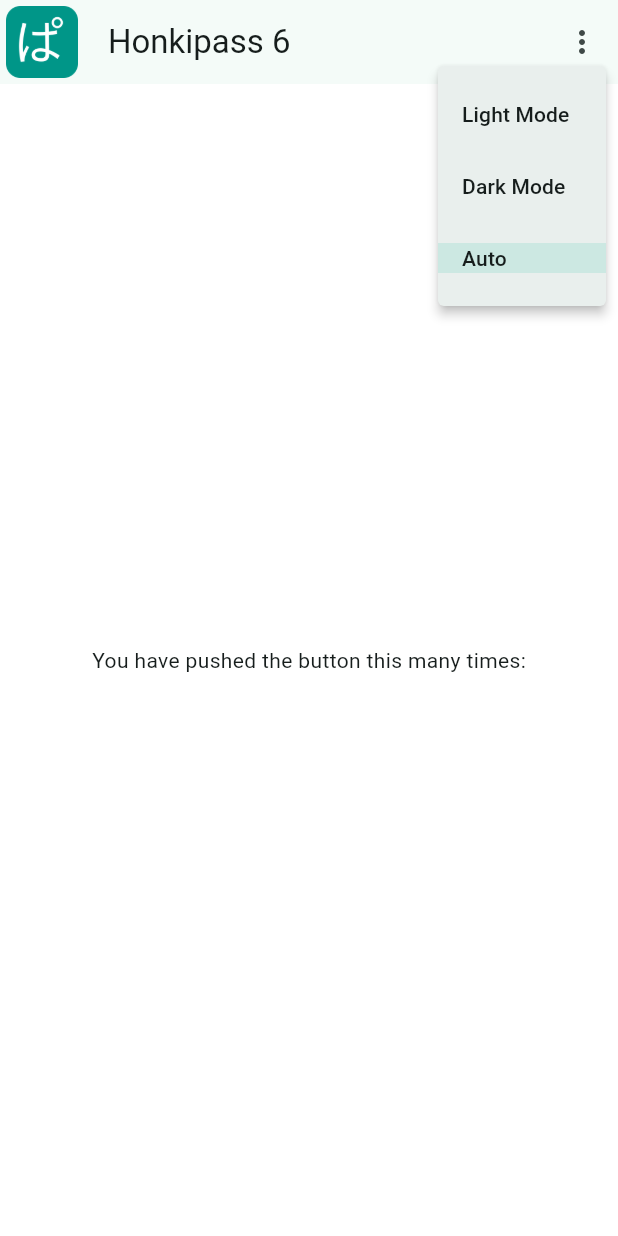
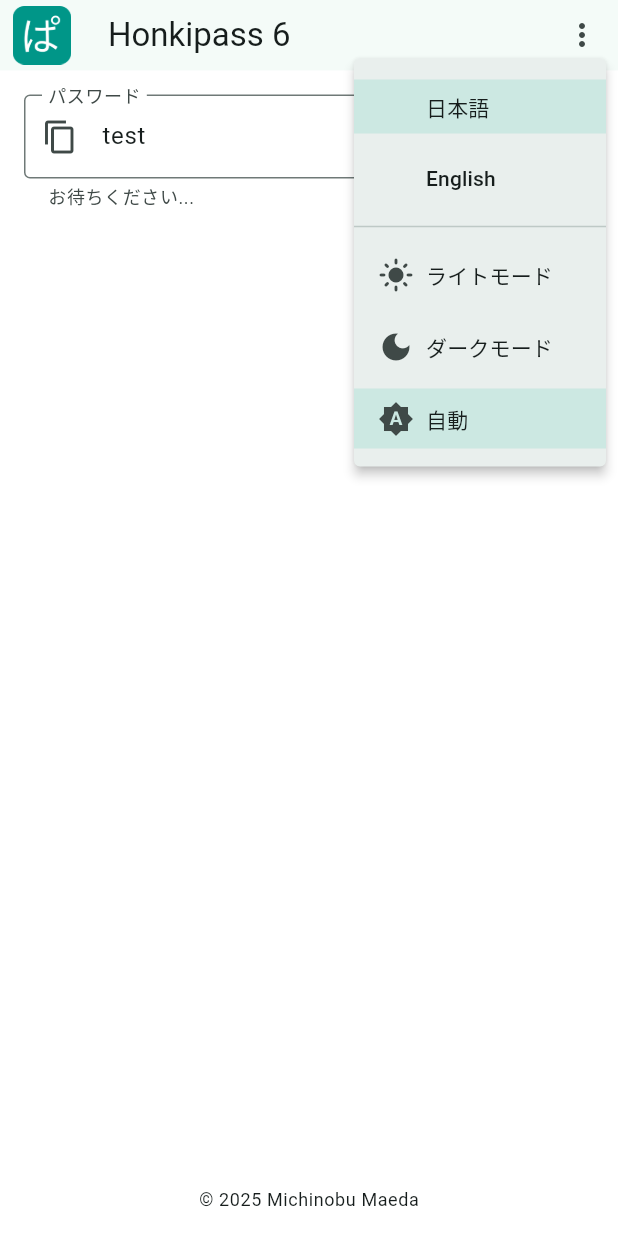
Before and after one commit to MichinobuMaeda/honkipass6, a Flutter app: the screen it shows after launch, after a tap on the "more vert" icon, on a phone screen of 412 x 824 dp. Run offline on Flutter 3.47's test engine with Material 3 defaults, Android fonts, the phone set to English and light mode, and no system bars; our stand-ins replace flutter_hooks, flutter_riverpod, hooks_riverpod.

Commit message:
feat: Enhance internationalization and UI

````diff
--- /dev/null
+++ b/l10n.yaml
@@ -0,0 +1,4 @@
+arb-dir: lib/l10n
+template-arb-file: app_en.arb
+output-localization-file: app_localizations.dart
+output-dir: lib/l10n
--- /dev/null
+++ b/lib/l10n/app_ja.arb
@@ -0,0 +1,35 @@
+{
+  "@@locale": "ja",
+  "appTitle": "Honkipass 6",
+  "@appTitle": {
+    "description": "アプリケーションのタイトル"
+  },
+  "password": "パスワード",
+  "@password": {
+    "description": "パスワードフィールドのラベル"
+  },
+  "copied": "コピーしました",
+  "@copied": {
+    "description": "テキストがクリップボードにコピーされたときに表示されるメッセージ"
+  },
+  "failedToCopy": "コピーに失敗しました",
+  "@failedToCopy": {
+    "description": "テキストのクリップボードへのコピーに失敗したときに表示されるメッセージ"
+  },
+  "lightMode": "ライトモード",
+  "@lightMode": {
+    "description": "ライトモードテーマオプションのラベル"
+  },
+  "darkMode": "ダークモード",
+  "@darkMode": {
+    "description": "ダークモードテーマオプションのラベル"
+  },
+  "auto": "自動",
+  "@auto": {
+    "description": "自動/システムテーマオプションのラベル"
+  },
+  "waiting": "お待ちください...",
+  "@waiting": {
+    "description": "操作の完了を待っている間に表示されるメッセージ"
+  }
+}
--- /dev/null
+++ b/lib/l10n/app_localizations.dart
@@ -0,0 +1,182 @@
+import 'dart:async';
+
+import 'package:flutter/foundation.dart';
+import 'package:flutter/widgets.dart';
+import 'package:flutter_localizations/flutter_localizations.dart';
+import 'package:intl/intl.dart' as intl;
+
+import 'app_localizations_en.dart';
+import 'app_localizations_ja.dart';
+
+// ignore_for_file: type=lint
+
+/// Callers can lookup localized strings with an instance of AppLocalizations
+/// returned by `AppLocalizations.of(context)`.
+///
+/// Applications need to include `AppLocalizations.delegate()` in their app's
+/// `localizationDelegates` list, and the locales they support in the app's
+/// `supportedLocales` list. For example:
+///
+/// ```dart
+/// import 'l10n/app_localizations.dart';
+///
+/// return MaterialApp(
+///   localizationsDelegates: AppLocalizations.localizationsDelegates,
+///   supportedLocales: AppLocalizations.supportedLocales,
+///   home: MyApplicationHome(),
+/// );
+/// ```
+///
+/// ## Update pubspec.yaml
+///
+/// Please make sure to update your pubspec.yaml to include the following
+/// packages:
+///
+/// ```yaml
+/// dependencies:
+///   # Internationalization support.
+///   flutter_localizations:
+///     sdk: flutter
+///   intl: any # Use the pinned version from flutter_localizations
+///
+///   # Rest of dependencies
+/// ```
+///
+/// ## iOS Applications
+///
+/// iOS applications define key application metadata, including supported
+/// locales, in an Info.plist file that is built into the application bundle.
+/// To configure the locales supported by your app, you’ll need to edit this
+/// file.
+///
+/// First, open your project’s ios/Runner.xcworkspace Xcode workspace file.
+/// Then, in the Project Navigator, open the Info.plist file under the Runner
+/// project’s Runner folder.
+///
+/// Next, select the Information Property List item, select Add Item from the
+/// Editor menu, then select Localizations from the pop-up menu.
+///
+/// Select and expand the newly-created Localizations item then, for each
+/// locale your application supports, add a new item and select the locale
+/// you wish to add from the pop-up menu in the Value field. This list should
+/// be consistent with the languages listed in the AppLocalizations.supportedLocales
+/// property.
+abstract class AppLocalizations {
+  AppLocalizations(String locale)
+    : localeName = intl.Intl.canonicalizedLocale(locale.toString());
+
+  final String localeName;
+
+  static AppLocalizations? of(BuildContext context) {
+    return Localizations.of<AppLocalizations>(context, AppLocalizations);
+  }
+
+  static const LocalizationsDelegate<AppLocalizations> delegate =
+      _AppLocalizationsDelegate();
+
+  /// A list of this localizations delegate along with the default localizations
+  /// delegates.
+  ///
+  /// Returns a list of localizations delegates containing this delegate along with
+  /// GlobalMaterialLocalizations.delegate, GlobalCupertinoLocalizations.delegate,
+  /// and GlobalWidgetsLocalizations.delegate.
+  ///
+  /// Additional delegates can be added by appending to this list in
+  /// MaterialApp. This list does not have to be used at all if a custom list
+  /// of delegates is preferred or required.
+  static const List<LocalizationsDelegate<dynamic>> localizationsDelegates =
+      <LocalizationsDelegate<dynamic>>[
+        delegate,
+        GlobalMaterialLocalizations.delegate,
+        GlobalCupertinoLocalizations.delegate,
+        GlobalWidgetsLocalizations.delegate,
+      ];
+
+  /// A list of this localizations delegate's supported locales.
+  static const List<Locale> supportedLocales = <Locale>[
+    Locale('en'),
+    Locale('ja'),
+  ];
+
+  /// The title of the application
+  ///
+  /// In en, this message translates to:
+  /// **'Honkipass 6'**
+  String get appTitle;
+
+  /// Label for the password field
+  ///
+  /// In en, this message translates to:
+  /// **'Password'**
+  String get password;
+
+  /// Message displayed when text is copied to clipboard
+  ///
+  /// In en, this message translates to:
+  /// **'Copied'**
+  String get copied;
+
+  /// Message displayed when text fails to be copied to clipboard
+  ///
+  /// In en, this message translates to:
+  /// **'Failed to copy'**
+  String get failedToCopy;
+
+  /// Label for the light mode theme option
+  ///
+  /// In en, this message translates to:
+  /// **'Light Mode'**
+  String get lightMode;
+
+  /// Label for the dark mode theme option
+  ///
+  /// In en, this message translates to:
+  /// **'Dark Mode'**
+  String get darkMode;
+
+  /// Label for the auto/system theme option
+  ///
+  /// In en, this message translates to:
+  /// **'Auto'**
+  String get auto;
+
+  /// No description provided for @waiting.
+  ///
+  /// In en, this message translates to:
+  /// **'Waiting...'**
+  String get waiting;
+}
+
+class _AppLocalizationsDelegate
+    extends LocalizationsDelegate<AppLocalizations> {
+  const _AppLocalizationsDelegate();
+
+  @override
+  Future<AppLocalizations> load(Locale locale) {
+    return SynchronousFuture<AppLocalizations>(lookupAppLocalizations(locale));
+  }
+
+  @override
+  bool isSupported(Locale locale) =>
+      <String>['en', 'ja'].contains(locale.languageCode);
+
+  @override
+  bool shouldReload(_AppLocalizationsDelegate old) => false;
+}
+
+AppLocalizations lookupAppLocalizations(Locale locale) {
+  // Lookup logic when only language code is specified.
+  switch (locale.languageCode) {
+    case 'en':
+      return AppLocalizationsEn();
+    case 'ja':
+      return AppLocalizationsJa();
+  }
+
+  throw FlutterError(
+    'AppLocalizations.delegate failed to load unsupported locale "$locale". This is likely '
+    'an issue with the localizations generation tool. Please file an issue '
+    'on GitHub with a reproducible sample app and the gen-l10n configuration '
+    'that was used.',
+  );
+}
--- /dev/null
+++ b/lib/l10n/app_localizations_ja.dart
@@ -0,0 +1,34 @@
+// ignore: unused_import
+import 'package:intl/intl.dart' as intl;
+import 'app_localizations.dart';
+
+// ignore_for_file: type=lint
+
+/// The translations for Japanese (`ja`).
+class AppLocalizationsJa extends AppLocalizations {
+  AppLocalizationsJa([String locale = 'ja']) : super(locale);
+
+  @override
+  String get appTitle => 'Honkipass 6';
+
+  @override
+  String get password => 'パスワード';
+
+  @override
+  String get copied => 'コピーしました';
+
+  @override
+  String get failedToCopy => 'コピーに失敗しました';
+
+  @override
+  String get lightMode => 'ライトモード';
+
+  @override
+  String get darkMode => 'ダークモード';
+
+  @override
+  String get auto => '自動';
+
+  @override
+  String get waiting => 'お待ちください...';
+}
--- a/lib/main.dart
+++ b/lib/main.dart
@@ -1,9 +1,13 @@
 import 'package:flutter/material.dart';
+import 'package:flutter/services.dart';
+import 'package:flutter_hooks/flutter_hooks.dart';
 import 'package:hooks_riverpod/hooks_riverpod.dart';
 import 'package:flutter_riverpod/legacy.dart';
+import 'l10n/app_localizations.dart';
 
 // 1. Create a provider for the theme mode
 final themeModeProvider = StateProvider<ThemeMode>((ref) => ThemeMode.system);
+final localeProvider = StateProvider<Locale>((ref) => const Locale('ja'));
 
 void main() {
   // 2. Wrap the app in a ProviderScope
@@ -17,8 +21,8 @@
   Widget build(BuildContext context, WidgetRef ref) {
     // 3. Watch the theme mode provider
     final themeMode = ref.watch(themeModeProvider);
+    final locale = ref.watch(localeProvider);
 
-    const String title = 'Honkipass 6';
     final themeData = ThemeData(
       useMaterial3: true,
       colorScheme: ColorScheme.fromSeed(seedColor: Colors.teal),
@@ -32,11 +36,14 @@
     );
 
     return MaterialApp(
-      title: title,
+      onGenerateTitle: (context) => AppLocalizations.of(context)!.appTitle,
+      localizationsDelegates: AppLocalizations.localizationsDelegates,
+      supportedLocales: AppLocalizations.supportedLocales,
+      locale: locale,
       themeMode: themeMode,
       theme: themeData,
       darkTheme: darkThemeData,
-      home: const MyHomePage(title: title),
+      home: const MyHomePage(),
     );
   }
 }
@@ -52,34 +59,52 @@
   final IconData icon;
 }
 
-const themeList = [
+class LanguageMenuItem {
+  const LanguageMenuItem({
+    required this.locale,
+    required this.label,
+    required this.shortName,
+  });
+  final Locale locale;
+  final String label;
+  final String shortName;
+}
+
+class MyHomePage extends HookConsumerWidget {
+  const MyHomePage({super.key});
+
+  @override
+  Widget build(BuildContext context, WidgetRef ref) {
+    final l10n = AppLocalizations.of(context)!;
+    final themeList = [
       ThemeMenuItem(
         mode: ThemeMode.light,
-    label: 'Light Mode',
+        label: l10n.lightMode,
         icon: Icons.light_mode,
       ),
       ThemeMenuItem(
         mode: ThemeMode.dark,
-    label: 'Dark Mode',
+        label: l10n.darkMode,
         icon: Icons.dark_mode,
       ),
       ThemeMenuItem(
         mode: ThemeMode.system,
-    label: 'Auto',
+        label: l10n.auto,
         icon: Icons.brightness_auto,
       ),
     ];
 
-class MyHomePage extends HookConsumerWidget {
-  const MyHomePage({super.key, required this.title});
+    const languageList = [
+      LanguageMenuItem(locale: Locale('ja'), label: '日本語', shortName: '日'),
+      LanguageMenuItem(locale: Locale('en'), label: 'English', shortName: 'En'),
+    ];
 
-  final String title;
-
-  @override
-  Widget build(BuildContext context, WidgetRef ref) {
     final currentThemeMode = ref.watch(themeModeProvider);
+    final currentLocale = ref.watch(localeProvider);
     final screenWidth = MediaQuery.of(context).size.width;
     const breakpointMobile = 480.0;
+    final password = useState('test');
+    final message = useState<String>(l10n.waiting);
 
     return Scaffold(
       backgroundColor: Theme.of(context).colorScheme.surfaceContainerLowest,
@@ -90,40 +115,88 @@
           child: Image.asset('images/logo.png'),
         ),
         title: Text(
-          title,
+          l10n.appTitle,
           style: Theme.of(context).textTheme.titleLarge?.copyWith(
             color: Theme.of(context).colorScheme.onSurface,
           ),
         ),
         actions: [
           if (screenWidth < breakpointMobile)
-            PopupMenuButton<ThemeMode>(
+            PopupMenuButton<dynamic>(
               icon: const Icon(Icons.more_vert),
               position: PopupMenuPosition.under,
-              onSelected: (ThemeMode mode) {
-                ref.read(themeModeProvider.notifier).state = mode;
+              onSelected: (dynamic value) {
+                if (value is Locale) {
+                  ref.read(localeProvider.notifier).state = value;
+                } else if (value is ThemeMode) {
+                  ref.read(themeModeProvider.notifier).state = value;
+                }
               },
-              itemBuilder: (BuildContext context) =>
-                  <PopupMenuEntry<ThemeMode>>[
+              itemBuilder: (BuildContext context) => <PopupMenuEntry<dynamic>>[
+                ...languageList.map(
+                  (item) => PopupMenuItem<Locale>(
+                    value: item.locale,
+                    padding: EdgeInsets.zero,
+                    child: Container(
+                      alignment: Alignment.centerLeft,
+                      padding: const EdgeInsets.symmetric(
+                        horizontal: 16.0,
+                        vertical: 8.0,
+                      ),
+                      color: currentLocale == item.locale
+                          ? Theme.of(context).colorScheme.secondaryContainer
+                          : null,
+                      child: Row(
+                        spacing: 8.0,
+                        children: [SizedBox(width: 24.0), Text(item.label)],
+                      ),
+                    ),
+                  ),
+                ),
+                const PopupMenuDivider(),
                 ...themeList.map(
                   (item) => PopupMenuItem<ThemeMode>(
                     value: item.mode,
                     padding: EdgeInsets.zero,
                     child: Container(
                       alignment: Alignment.centerLeft,
-                          padding: const EdgeInsets.symmetric(horizontal: 16.0),
+                      padding: const EdgeInsets.symmetric(
+                        horizontal: 16.0,
+                        vertical: 8.0,
+                      ),
                       color: currentThemeMode == item.mode
                           ? Theme.of(context).colorScheme.secondaryContainer
                           : null,
-                          child: Text(item.label),
+                      child: Row(
+                        spacing: 8.0,
+                        children: [Icon(item.icon), Text(item.label)],
+                      ),
                     ),
                   ),
                 ),
               ],
             )
-          else
-            Row(
-              children: [
+          else ...[
+            ...languageList.map(
+              (item) => IconButton(
+                icon: Text(item.shortName),
+                tooltip: item.label,
+                isSelected: currentLocale == item.locale,
+                onPressed: () {
+                  ref.read(localeProvider.notifier).state = item.locale;
+                },
+                style: ButtonStyle(
+                  backgroundColor: WidgetStateProperty.resolveWith<Color?>(
+                    (states) {
+                      if (states.contains(WidgetState.selected)) {
+                        return Theme.of(context).colorScheme.secondaryContainer;
+                      }
+                      return null;
+                    },
+                  ),
+                ),
+              ),
+            ),
             ...themeList.map(
               (item) => IconButton(
                 icon: Icon(item.icon),
@@ -133,29 +206,80 @@
                   ref.read(themeModeProvider.notifier).state = item.mode;
                 },
                 style: ButtonStyle(
-                      backgroundColor: WidgetStateProperty.resolveWith<Color?>((
-                        states,
-                      ) {
+                  backgroundColor: WidgetStateProperty.resolveWith<Color?>(
+                    (states) {
                       if (states.contains(WidgetState.selected)) {
-                          return Theme.of(
-                            context,
-                          ).colorScheme.secondaryContainer;
+                        return Theme.of(context).colorScheme.secondaryContainer;
                       }
                       return null;
-                      }),
+                    },
+                  ),
                 ),
               ),
             ),
           ],
+        ],
+        bottom: PreferredSize(
+          preferredSize: const Size.fromHeight(100.0),
+          child: Container(
+            color: Theme.of(context).colorScheme.surfaceContainerLowest,
+            child: Center(
+              child: SizedBox(
+                width: 640,
+                child: Padding(
+                  padding: const EdgeInsets.all(16.0),
+                  child: TextField(
+                    readOnly: true,
+                    controller: useTextEditingController(text: password.value),
+                    decoration: InputDecoration(
+                      border: const OutlineInputBorder(),
+                      labelText: l10n.password,
+                      helperText: message.value,
+                      prefixIcon: IconButton(
+                        icon: const Icon(Icons.content_copy),
+                        onPressed: () {
+                          Clipboard.setData(ClipboardData(text: password.value))
+                              .then((_) {
+                            message.value = l10n.copied;
+                          }).catchError((_) {
+                            message.value = l10n.failedToCopy;
+                          });
+                        },
+                      ),
+                      suffixIcon: IconButton(
+                        icon: const Icon(Icons.refresh),
+                        onPressed: () {},
+                      ),
+                    ),
+                  ),
+                ),
+              ),
+            ),
+          ),
+        ),
+      ),
+      body: Center(
+        child: SizedBox(
+          width: 640,
+          child: CustomScrollView(
+            slivers: [
+              SliverFillRemaining(
+                hasScrollBody: false,
+                child: Column(
+                  mainAxisAlignment: MainAxisAlignment.end,
+                  children: [
+                    Padding(
+                      padding: const EdgeInsets.all(16.0),
+                      child: Text(
+                        '© 2025 Michinobu Maeda',
+                        style: Theme.of(context).textTheme.bodySmall,
+                      ),
                     ),
                   ],
                 ),
-      body: const Center(
-        child: Column(
-          mainAxisAlignment: MainAxisAlignment.center,
-          children: <Widget>[
-            Text('You have pushed the button this many times:'),
+              ),
             ],
+          ),
         ),
       ),
     );
--- a/pubspec.yaml
+++ b/pubspec.yaml
@@ -38,6 +38,9 @@ dependencies:
   flutter_hooks: ^0.21.3+1
   flutter_svg: ^2.2.3
   flutter_riverpod: ^3.0.3
+  flutter_localizations:
+    sdk: flutter
+  intl: ^0.20.2
 
 dev_dependencies:
   flutter_test:
@@ -57,7 +60,7 @@ dev_dependencies:
 
 # The following section is specific to Flutter packages.
 flutter:
-
+  generate: true
   # The following line ensures that the Material Icons font is
   # included with your application, so that you can use the icons in
   # the material Icons class.
````
Also changed, not shown: lib/l10n/app_en.arb (added, +35 -0 lines), lib/l10n/app_localizations_en.dart (added, +34 -0 lines), images/logo.png, pubspec.lock, resources/logo.svg, 6 other files. Lines whose indentation alone changed are shown as unchanged.
